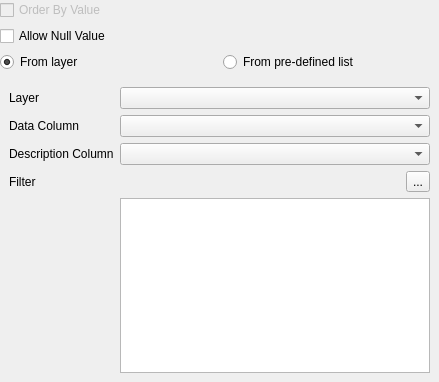
Before: the Qt Designer form src/configmanager/editorwidgets/uifiles/ui_listwidget_config.ui in roam-qgis/Roam, drawn with Qt 5.
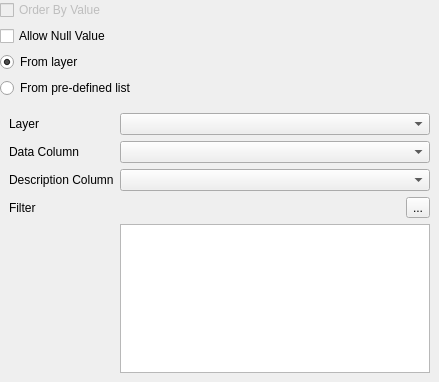
After: the same form once the commit is applied.

Commit message: Tweak config manager layouts

The edit to the form file:
```diff
--- a/src/configmanager/editorwidgets/uifiles/ui_listwidget_config.ui
+++ b/src/configmanager/editorwidgets/uifiles/ui_listwidget_config.ui
@@ -141,7 +141,7 @@
     </widget>
    </item>
    <item row="2" column="0">
-    <layout class="QHBoxLayout" name="horizontalLayout">
+    <layout class="QVBoxLayout" name="verticalLayout">
      <item>
       <widget class="QRadioButton" name="layerRadio">
        <property name="text">
```
The commit also changes 1 other file.
